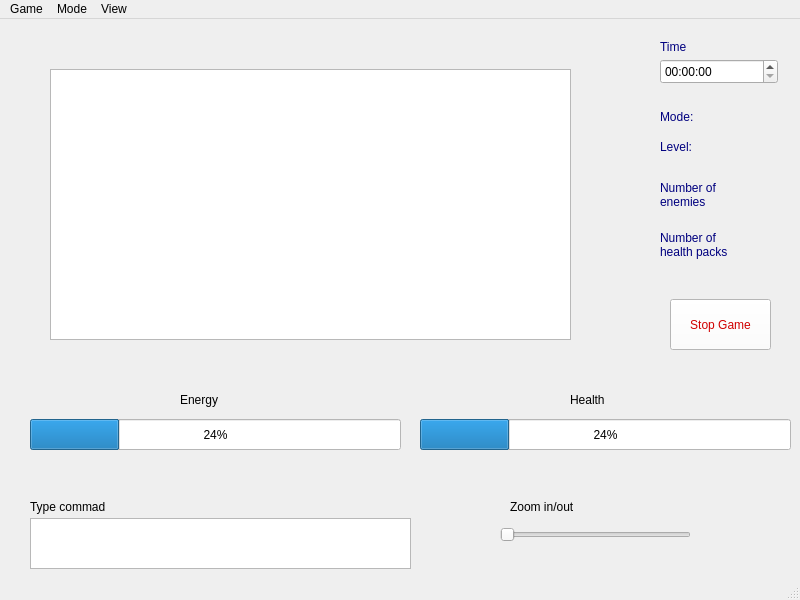
Before: the Qt Designer form gamewindow.ui in nicogutz/APT-Qt-Game, drawn with Qt 5.
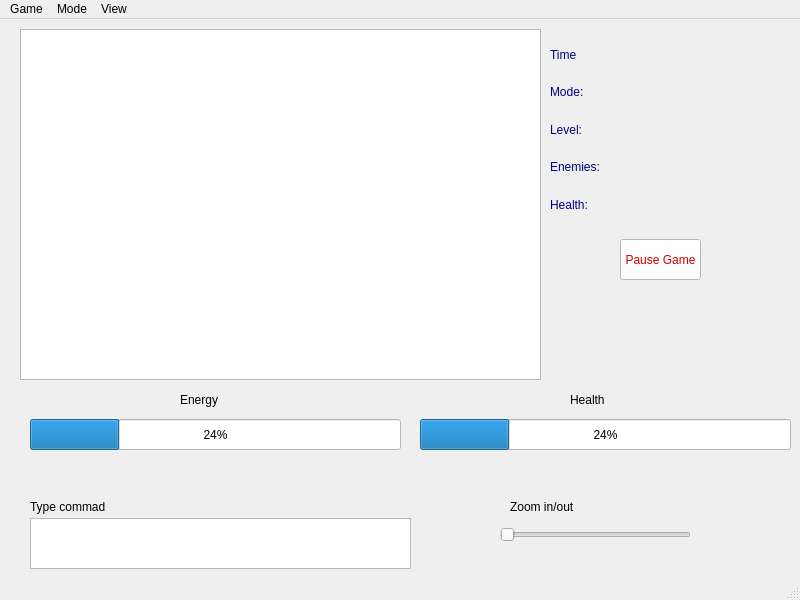
After: the same form once the commit is applied.

Commit message: timer and pause/restart game

Patch:
```diff
--- a/gamewindow.ui
+++ b/gamewindow.ui
@@ -125,115 +125,13 @@
      <string>Health</string>
     </property>
    </widget>
-   <widget class="QLabel" name="mode_label">
+   <widget class="QPushButton" name="pause">
     <property name="geometry">
      <rect>
-      <x>660</x>
-      <y>90</y>
-      <width>121</width>
-      <height>16</height>
-     </rect>
-    </property>
-    <property name="styleSheet">
-     <string notr="true">color: rgb(0, 0, 127);
-font:1pt &quot;8514oem&quot;;</string>
-    </property>
-    <property name="text">
-     <string>Mode:</string>
-    </property>
-   </widget>
-   <widget class="QLabel" name="level_label">
-    <property name="geometry">
-     <rect>
-      <x>660</x>
-      <y>120</y>
-      <width>121</width>
-      <height>16</height>
-     </rect>
-    </property>
-    <property name="styleSheet">
-     <string notr="true">color: rgb(0, 0, 127);
-font:1pt &quot;8514oem&quot;;</string>
-    </property>
-    <property name="text">
-     <string>Level:</string>
-    </property>
-   </widget>
-   <widget class="QLabel" name="enemies_label">
-    <property name="geometry">
-     <rect>
-      <x>660</x>
-      <y>160</y>
-      <width>121</width>
-      <height>31</height>
-     </rect>
-    </property>
-    <property name="styleSheet">
-     <string notr="true">color: rgb(0, 0, 127);
-
-</string>
-    </property>
-    <property name="text">
-     <string>Number of 
-enemies</string>
-    </property>
-   </widget>
-   <widget class="QLabel" name="health_">
-    <property name="geometry">
-     <rect>
-      <x>660</x>
-      <y>200</y>
-      <width>121</width>
-      <height>51</height>
-     </rect>
-    </property>
-    <property name="styleSheet">
-     <string notr="true">color: rgb(0, 0, 127);
-</string>
-    </property>
-    <property name="text">
-     <string>Number of 
-health packs</string>
-    </property>
-   </widget>
-   <widget class="QTimeEdit" name="time">
-    <property name="enabled">
-     <bool>true</bool>
-    </property>
-    <property name="geometry">
-     <rect>
-      <x>660</x>
-      <y>40</y>
-      <width>118</width>
-      <height>25</height>
-     </rect>
-    </property>
-   </widget>
-   <widget class="QLabel" name="time_label">
-    <property name="geometry">
-     <rect>
-      <x>660</x>
-      <y>20</y>
-      <width>49</width>
-      <height>16</height>
-     </rect>
-    </property>
-    <property name="styleSheet">
-     <string notr="true">color: rgb(0, 0, 127);
-font:1pt &quot;8514oem&quot;;
-</string>
-    </property>
-    <property name="text">
-     <string>Time</string>
-    </property>
-   </widget>
-   <widget class="QPushButton" name="pushButton">
-    <property name="geometry">
-     <rect>
-      <x>670</x>
-      <y>280</y>
-      <width>101</width>
-      <height>51</height>
+      <x>620</x>
+      <y>220</y>
+      <width>81</width>
+      <height>41</height>
      </rect>
     </property>
     <property name="styleSheet">
@@ -241,7 +139,7 @@
 background-color: rgb(255, 255, 255);</string>
     </property>
     <property name="text">
-     <string>Stop Game</string>
+     <string>Pause Game</string>
     </property>
    </widget>
    <widget class="QTextEdit" name="textEdit">
@@ -296,13 +194,84 @@
    <widget class="QGraphicsView" name="graphicsView">
     <property name="geometry">
      <rect>
-      <x>50</x>
-      <y>50</y>
+      <x>20</x>
+      <y>10</y>
       <width>521</width>
-      <height>271</height>
+      <height>351</height>
      </rect>
     </property>
    </widget>
+   <widget class="QWidget" name="layoutWidget">
+    <property name="geometry">
+     <rect>
+      <x>550</x>
+      <y>20</y>
+      <width>241</width>
+      <height>181</height>
+     </rect>
+    </property>
+    <layout class="QVBoxLayout" name="verticalLayout">
+     <item>
+      <widget class="QLabel" name="time_label">
+       <property name="styleSheet">
+        <string notr="true">color: rgb(0, 0, 127);
+font: 9pt &quot;8514oem&quot;;
+</string>
+       </property>
+       <property name="text">
+        <string>Time</string>
+       </property>
+      </widget>
+     </item>
+     <item>
+      <widget class="QLabel" name="mode_label">
+       <property name="styleSheet">
+        <string notr="true">color: rgb(0, 0, 127);
+font: 9pt &quot;8514oem&quot;;</string>
+       </property>
+       <property name="text">
+        <string>Mode:</string>
+       </property>
+      </widget>
+     </item>
+     <item>
+      <widget class="QLabel" name="level_label">
+       <property name="styleSheet">
+        <string notr="true">color: rgb(0, 0, 127);
+font: 9pt &quot;8514oem&quot;;</string>
+       </property>
+       <property name="text">
+        <string>Level:</string>
+       </property>
+      </widget>
+     </item>
+     <item>
+      <widget class="QLabel" name="enemies_label">
+       <property name="styleSheet">
+        <string notr="true">color: rgb(0, 0, 127);
+font: 9pt &quot;8514oem&quot;;
+
+
+</string>
+       </property>
+       <property name="text">
+        <string>Enemies:</string>
+       </property>
+      </widget>
+     </item>
+     <item>
+      <widget class="QLabel" name="health_">
+       <property name="styleSheet">
+        <string notr="true">color: rgb(0, 0, 127);
+font: 9pt &quot;8514oem&quot;;</string>
+       </property>
+       <property name="text">
+        <string>Health:</string>
+       </property>
+      </widget>
+     </item>
+    </layout>
+   </widget>
   </widget>
   <widget class="QMenuBar" name="menubar">
    <property name="geometry">
```
The commit also changes 3 other files.
